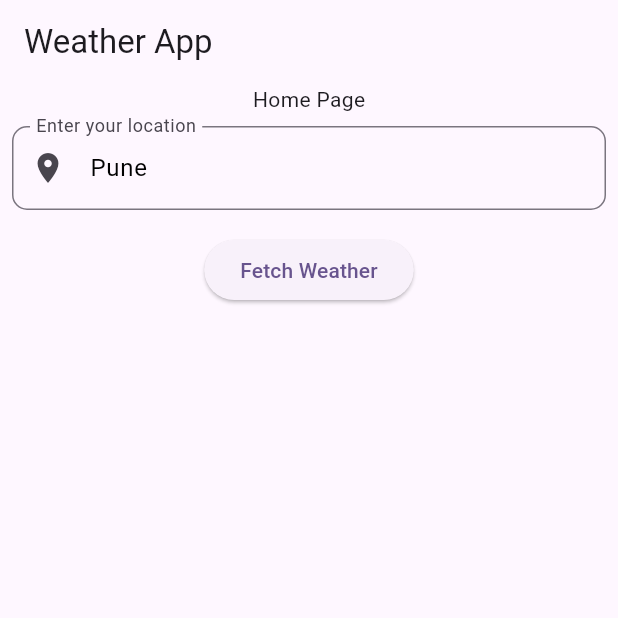
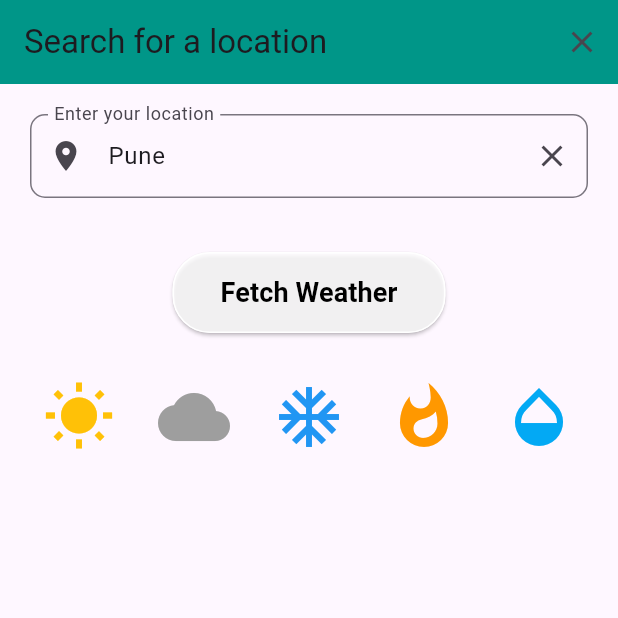
Before and after one commit to RahulG84/weather_poc_flutter, a Flutter app: the screen it shows after launch, after a tap on "Fetch Weather", on a phone screen of 412 x 824 dp, the top half of it. Run offline on Flutter 3.47's test engine with Material 3 defaults, Android fonts, the light colour scheme and no system bars; our stand-ins replace bloc, flutter_bloc; network calls fail.

Commit message:
Added : Search Screen UI

```diff
--- a/lib/home/ui/home_page.dart
+++ b/lib/home/ui/home_page.dart
@@ -32,7 +32,6 @@ class _HomePageState extends State<HomePage> {
         child: Container(
           child: Column(
             children: [
-              const Text('Home Page'),
               Padding(
                 padding: const EdgeInsets.all(8.0),
                 child: TextFormField(
--- a/lib/main.dart
+++ b/lib/main.dart
@@ -1,5 +1,5 @@
 import 'package:flutter/material.dart';
-import 'package:weather_poc/home/ui/home_page.dart';
+import 'package:weather_poc/search/ui/search_page.dart';
 
 void main() {
   runApp(const MyApp());
@@ -11,12 +11,13 @@ class MyApp extends StatelessWidget {
   @override
   Widget build(BuildContext context) {
     return MaterialApp(
+      debugShowCheckedModeBanner: false,
       title: 'Flutter Demo',
       theme: ThemeData(
         colorScheme: ColorScheme.fromSeed(seedColor: Colors.deepPurple),
         useMaterial3: true,
       ),
-      home: const HomePage(),
+      home: const SearchPage(),
     );
   }
 }
--- /dev/null
+++ b/lib/search/ui/search_page.dart
@@ -0,0 +1,120 @@
+import 'package:flutter/material.dart';
+
+import '../../weather/bloc/weather_bloc.dart';
+import '../widget/weather_icon.dart';
+
+class SearchPage extends StatefulWidget {
+  const SearchPage({Key? key}) : super(key: key);
+
+  @override
+  State<SearchPage> createState() => _SearchPageState();
+}
+
+class _SearchPageState extends State<SearchPage> {
+  final GlobalKey<FormState> _formKey = GlobalKey<FormState>();
+  WeatherBloc weatherBloc = WeatherBloc();
+  TextEditingController cityNameController =
+      TextEditingController(text: 'Pune');
+
+  @override
+  Widget build(BuildContext context) {
+    return Scaffold(
+      appBar: AppBar(
+        title: const Text('Search for a location'),
+        backgroundColor: Colors.teal,
+        actions: [
+          IconButton(
+            icon: const Icon(Icons.close),
+            onPressed: () {
+              Navigator.pop(context);
+            },
+          ),
+        ],
+      ),
+      body: Form(
+        key: _formKey,
+        child: SafeArea(
+          child: Column(
+            children: [
+              Padding(
+                padding: const EdgeInsets.all(20.0),
+                child: TextFormField(
+                  controller: cityNameController,
+                  decoration: InputDecoration(
+                    border: OutlineInputBorder(
+                      borderRadius: BorderRadius.circular(10.0),
+                    ),
+                    labelText: 'Enter your location',
+                    hintText: 'Eg: Mumbai, Pune',
+                    prefixIcon: const Icon(Icons.location_on),
+                    suffixIcon: IconButton(
+                      onPressed: () {
+                        setState(
+                          () {
+                            cityNameController.text = '';
+                          },
+                        );
+                      },
+                      icon: const Icon(Icons.close),
+                    ),
+                  ),
+                  validator: (value) {
+                    if (value == null || value.isEmpty) {
+                      return 'Please enter a location';
+                    }
+                    return null;
+                  },
+                ),
+              ),
+              const SizedBox(height: 16.0),
+              ElevatedButton(
+                onPressed: () {
+                  if (_formKey.currentState!.validate()) {
+                    _formKey.currentState!.save();
+                    weatherBloc.add(
+                      WeatherFetchEvent(locationName: cityNameController.text),
+                    );
+                  }
+                },
+                style: ButtonStyle(
+                  backgroundColor: MaterialStateProperty.all<Color>(
+                    Colors.white.withOpacity(0.8),
+                  ),
+                  padding: MaterialStateProperty.all<EdgeInsetsGeometry>(
+                    const EdgeInsets.symmetric(
+                        vertical: 14.0, horizontal: 32.0),
+                  ),
+                  shape: MaterialStateProperty.all<RoundedRectangleBorder>(
+                    RoundedRectangleBorder(
+                      borderRadius: BorderRadius.circular(25.0),
+                      side: const BorderSide(color: Colors.white),
+                    ),
+                  ),
+                ),
+                child: const Text(
+                  'Fetch Weather',
+                  style: TextStyle(
+                    color: Colors.black,
+                    fontSize: 18.0,
+                    fontWeight: FontWeight.bold,
+                  ),
+                ),
+              ),
+              const SizedBox(height: 32.0),
+              const Row(
+                mainAxisAlignment: MainAxisAlignment.spaceEvenly,
+                children: [
+                  WeatherIcon(icon: Icons.wb_sunny, color: Colors.amber),
+                  WeatherIcon(icon: Icons.cloud, color: Colors.grey),
+                  WeatherIcon(icon: Icons.ac_unit, color: Colors.blue),
+                  WeatherIcon(icon: Icons.whatshot, color: Colors.orange),
+                  WeatherIcon(icon: Icons.opacity, color: Colors.lightBlue),
+                ],
+              ),
+            ],
+          ),
+        ),
+      ),
+    );
+  }
+}
--- /dev/null
+++ b/lib/search/widget/weather_icon.dart
@@ -0,0 +1,17 @@
+import 'package:flutter/material.dart';
+
+class WeatherIcon extends StatelessWidget {
+  final IconData icon;
+  final Color color;
+
+  const WeatherIcon({
+    Key? key,
+    required this.icon,
+    required this.color,
+  }) : super(key: key);
+
+  @override
+  Widget build(BuildContext context) {
+    return Icon(icon, size: 48.0, color: color);
+  }
+}
```
